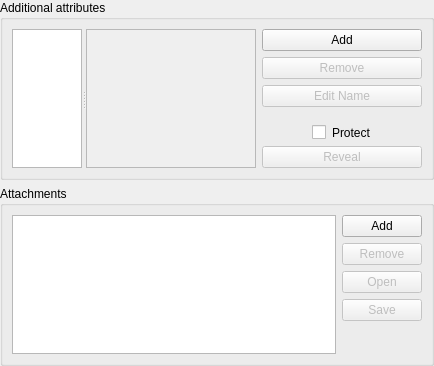
Above: src/gui/entry/EditEntryWidgetAdvanced.ui from keepassxreboot/keepassxc before the change. Below: the same form after it.
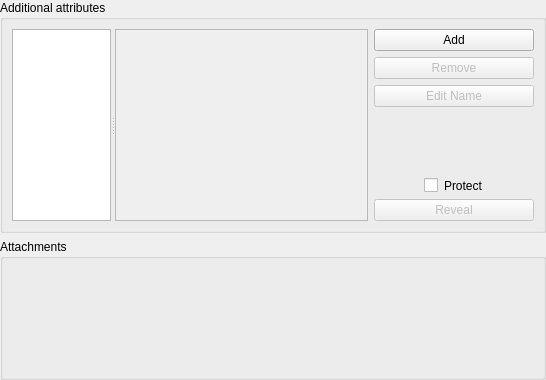
That is the form after the change. Custom widgets are drawn as their Qt base class.

Commit message: Move attachments view to the separate widget EntryAttachmentsWidget

Diff of the .ui file:
```diff
--- a/src/gui/entry/EditEntryWidgetAdvanced.ui
+++ b/src/gui/entry/EditEntryWidgetAdvanced.ui
@@ -2,14 +2,6 @@
 <ui version="4.0">
  <class>EditEntryWidgetAdvanced</class>
  <widget class="QWidget" name="EditEntryWidgetAdvanced">
-  <property name="geometry">
-   <rect>
-    <x>0</x>
-    <y>0</y>
-    <width>400</width>
-    <height>366</height>
-   </rect>
-  </property>
   <layout class="QVBoxLayout" name="verticalLayout">
    <property name="leftMargin">
     <number>0</number>
@@ -153,61 +145,14 @@
      </property>
      <layout class="QHBoxLayout" name="horizontalLayout_2">
       <item>
-       <widget class="QTableView" name="attachmentsView"/>
-      </item>
-      <item>
-       <layout class="QVBoxLayout" name="attachmentsButtonLayout">
-        <item>
-         <widget class="QPushButton" name="addAttachmentButton">
-          <property name="text">
-           <string>Add</string>
-          </property>
-         </widget>
-        </item>
-        <item>
-         <widget class="QPushButton" name="removeAttachmentButton">
-          <property name="enabled">
-           <bool>false</bool>
-          </property>
-          <property name="text">
-           <string>Remove</string>
-          </property>
-         </widget>
-        </item>
-        <item>
-         <widget class="QPushButton" name="openAttachmentButton">
-          <property name="enabled">
-           <bool>false</bool>
-          </property>
-          <property name="text">
-           <string>Open</string>
-          </property>
-         </widget>
-        </item>
-        <item>
-         <widget class="QPushButton" name="saveAttachmentButton">
-          <property name="enabled">
-           <bool>false</bool>
-          </property>
-          <property name="text">
-           <string>Save</string>
-          </property>
-         </widget>
-        </item>
-        <item>
-         <spacer name="verticalSpacer_2">
-          <property name="orientation">
-           <enum>Qt::Vertical</enum>
-          </property>
-          <property name="sizeHint" stdset="0">
-           <size>
-            <width>20</width>
-            <height>40</height>
-           </size>
-          </property>
-         </spacer>
-        </item>
-       </layout>
+       <widget class="EntryAttachmentsWidget" name="attachmentsWidget" native="true">
+        <property name="minimumSize">
+         <size>
+          <width>100</width>
+          <height>100</height>
+         </size>
+        </property>
+       </widget>
       </item>
      </layout>
     </widget>
@@ -215,6 +160,12 @@
   </layout>
  </widget>
  <customwidgets>
+  <customwidget>
+   <class>EntryAttachmentsWidget</class>
+   <extends>QWidget</extends>
+   <header>gui/entry/EntryAttachmentsWidget.h</header>
+   <container>1</container>
+  </customwidget>
   <customwidget>
    <class>AttributesListView</class>
    <extends>QListView</extends>
```
Left out of the diff: 4 changed lines with no effect on the pictures. The commit also changes 9 other files.
